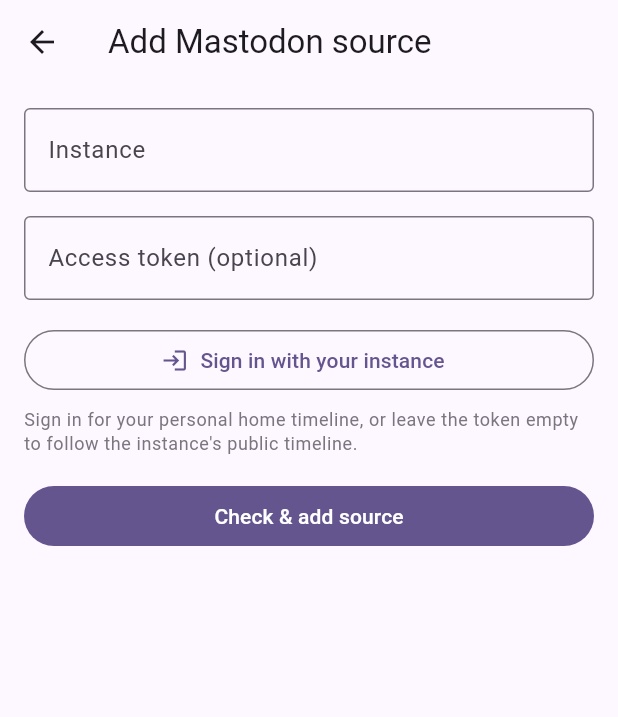
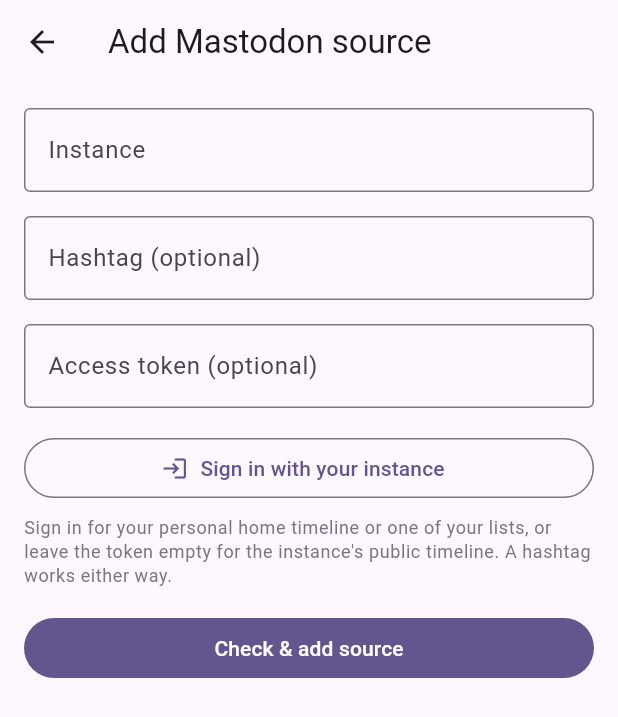
Before and after one commit to Redu667/Omni, a Flutter app: the AddSourceScreen screen opened directly, after a tap on "Mastodon", on a phone screen of 412 x 824 dp. Shown: the top 717 px of the screen. Run offline on Flutter 3.47's test engine with Material 3 defaults, Android fonts, the phone set to English and light mode, and no system bars; drawn by our look-alikes of dynamic_color; our stand-ins replace app_links, cached_network_image, file_picker, flutter_secure_storage, html_unescape, share_plus and 3 more; missing offline and left inert: flutter_inappwebview; accounts and stored records are empty.

Commit message:
Mastodon hashtags and lists
Omni could read exactly two Mastodon timelines: home and public. Lists are
how people who follow hundreds of accounts stay sane, and hashtags are how
you follow a subject rather than a person — neither was reachable.

Hashtag timelines need no account, so they work signed in or not, and can
be scoped to a single instance. Lists do need a token, and a list source
without one now says lists are private rather than letting the request
fail as an opaque 404.

Lists are offered by name, fetched from the account the moment sign-in
completes — the alternative is asking someone to find a numeric id in an
API response. Both a missing hashtag and someone else's list answer with
status codes that look identical to a wrong instance, so those are named
for what they most likely are.

Co-Authored-By: Claude Opus 5 <noreply@anthropic.com>
Claude-Session: https://claude.ai/code/session_016PMYNrtEFE5juoYugc2Rd8

```diff
--- a/lib/ui/add_source_screen.dart
+++ b/lib/ui/add_source_screen.dart
@@ -8,6 +8,7 @@ import 'package:url_launcher/url_launcher.dart';
 
 import '../models/feed_source.dart';
 import '../models/network.dart';
+import '../services/mastodon_client.dart';
 import '../services/mastodon_oauth.dart';
 import '../services/source_client.dart';
 import '../state/app_state.dart';
@@ -125,10 +126,27 @@ class _SourceFormState extends State<_SourceForm> {
   ({String instance, String clientId, String clientSecret})? _pendingOauth;
   String? _oauthAccount;
 
+  /// The signed-in account's lists, as id → title. Empty until sign-in.
+  Map<String, String> _lists = const {};
+  String? _selectedList;
+
+  Future<Map<String, String>> _fetchLists(String instance, String token) =>
+      MastodonClient(
+        FeedSource(
+          id: 'probe',
+          network: Network.mastodon,
+          displayName: instance,
+          params: {'instance': instance, 'accessToken': token},
+        ),
+        _oauth.httpClient,
+      ).fetchLists();
+
   List<_FieldSpec> get _fields => switch (widget.network) {
         Network.mastodon => const [
             _FieldSpec('instance', 'Instance',
                 hint: 'mastodon.social', required: true),
+            _FieldSpec('hashtag', 'Hashtag (optional)',
+                hint: 'photography — no account needed'),
             _FieldSpec('accessToken', 'Access token (optional)',
                 hint: 'Filled automatically when you sign in below',
                 obscure: true),
@@ -234,6 +252,9 @@ class _SourceFormState extends State<_SourceForm> {
       _oauthAccount =
           await _oauth.verifyCredentials(pending.instance, token);
       _pendingOauth = null;
+      // Lists are only readable once signed in, so this is the first moment
+      // we can offer them by name instead of by numeric id.
+      _lists = await _fetchLists(pending.instance, token);
       if (mounted) setState(() => _error = null);
     } on MastodonOAuthException catch (e) {
       if (mounted) setState(() => _error = e.message);
@@ -243,11 +264,15 @@ class _SourceFormState extends State<_SourceForm> {
   }
 
   String _defaultName(Map<String, String> params) => switch (widget.network) {
-        Network.mastodon => params['accessToken']?.isNotEmpty == true
-            ? (_oauthAccount != null
+        Network.mastodon => switch (params) {
+            {'hashtag': final String tag} =>
+              '#${tag.replaceFirst(RegExp(r'^#'), '')}',
+            {'list': final String id} => _lists[id] ?? 'Mastodon list',
+            {'accessToken': final String _} => _oauthAccount != null
                 ? '@$_oauthAccount'
-                : 'Home · ${params['instance']}')
-            : 'Public · ${params['instance']}',
+                : 'Home · ${params['instance']}',
+            _ => 'Public · ${params['instance']}',
+          },
         Network.bluesky => switch (params) {
             {'feed': final String feed} => _blueskyFeedName(feed),
             {'identifier': final String _} => 'Bluesky home',
@@ -284,6 +309,7 @@ class _SourceFormState extends State<_SourceForm> {
     };
     if (widget.network == Network.mastodon) {
       params['instance'] = MastodonOAuth.normalizeInstance(params['instance']!);
+      if (_selectedList != null) params['list'] = _selectedList!;
     }
     if (widget.network == Network.twitter) {
       params['mode'] = _twitterOfficial ? 'official' : 'guest';
@@ -378,12 +404,33 @@ class _SourceFormState extends State<_SourceForm> {
             Padding(
               padding: const EdgeInsets.only(top: 8, bottom: 16),
               child: Text(
-                'Sign in for your personal home timeline, or leave the token '
-                'empty to follow the instance\'s public timeline.',
+                'Sign in for your personal home timeline or one of your '
+                'lists, or leave the token empty for the instance\'s public '
+                'timeline. A hashtag works either way.',
                 style: theme.textTheme.bodySmall
                     ?.copyWith(color: theme.colorScheme.outline),
               ),
             ),
+            if (_lists.isNotEmpty)
+              Padding(
+                padding: const EdgeInsets.only(bottom: 20),
+                child: DropdownButtonFormField<String>(
+                  value: _selectedList,
+                  decoration: const InputDecoration(
+                    labelText: 'List',
+                    helperText: 'Leave unset for your home timeline',
+                    border: OutlineInputBorder(),
+                  ),
+                  items: [
+                    const DropdownMenuItem(
+                        value: null, child: Text('Home timeline')),
+                    for (final entry in _lists.entries)
+                      DropdownMenuItem(
+                          value: entry.key, child: Text(entry.value)),
+                  ],
+                  onChanged: (v) => setState(() => _selectedList = v),
+                ),
+              ),
           ],
           if (widget.network == Network.reddit) ...[
             Padding(
```
Also changed, not shown: lib/services/mastodon_client.dart (+61 -4 lines), 2 other files.
